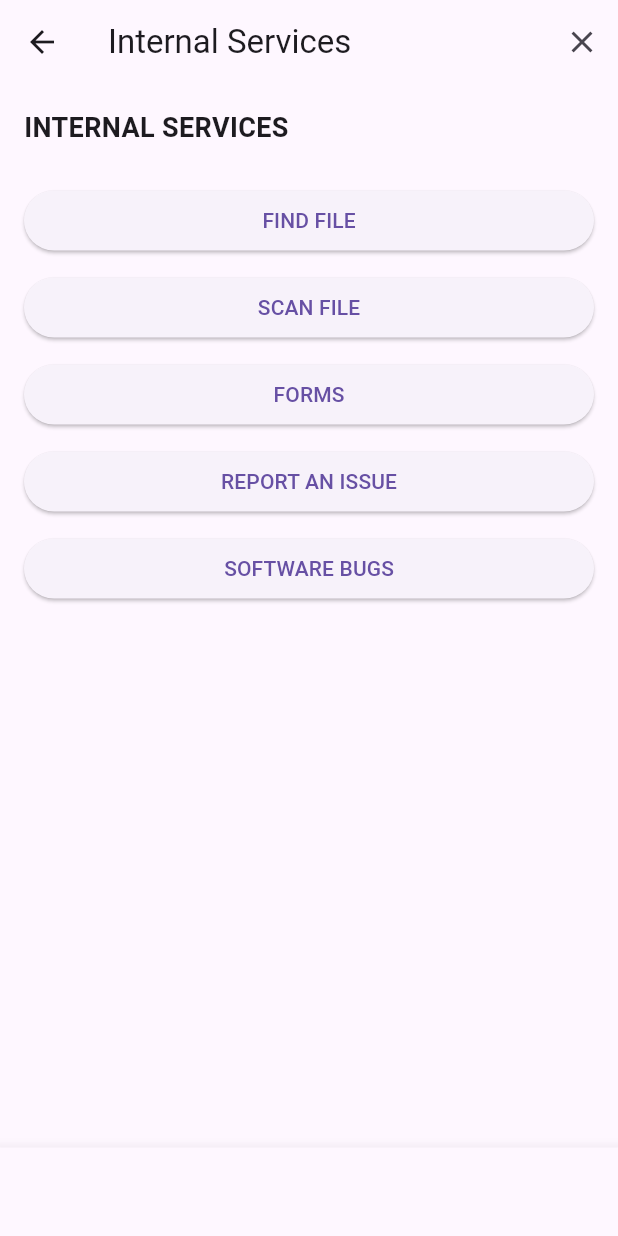
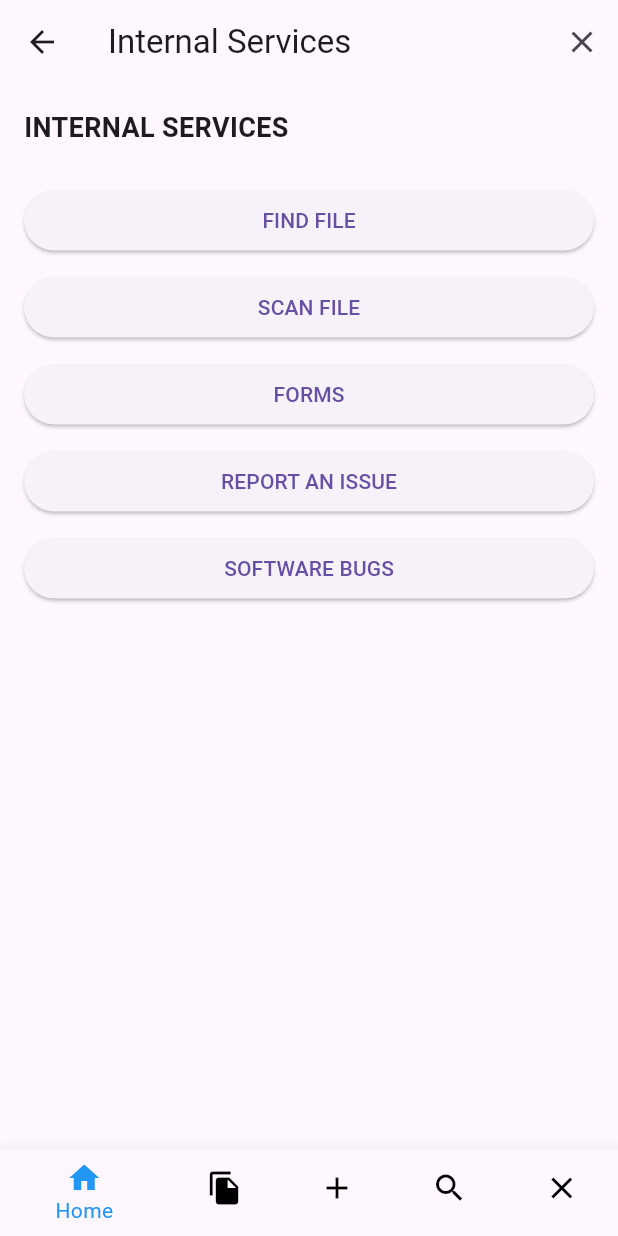
Before and after one commit to laurencepeter/localapptt-1, a Flutter app: the InternalServices screen opened directly, on a phone screen of 412 x 824 dp. Run offline on Flutter 3.47's test engine with Material 3 defaults, Android fonts, the phone set to English and light mode, and no system bars.

Commit message:
bottom  tab nav

```diff
--- a/lib/screens/internalservices.dart
+++ b/lib/screens/internalservices.dart
@@ -36,11 +36,14 @@ class InternalServices extends StatelessWidget {
         ),
       ),
       bottomNavigationBar: BottomNavigationBar(
+        unselectedItemColor: Colors.black,
+        selectedItemColor: Colors.blue,
         items: [
-          BottomNavigationBarItem(icon: Icon(Icons.home), label: ''),
-          BottomNavigationBarItem(icon: Icon(Icons.add), label: ''),
-          BottomNavigationBarItem(icon: Icon(Icons.file_copy), label: ''),
-          BottomNavigationBarItem(icon: Icon(Icons.close), label: ''),
+          BottomNavigationBarItem(icon: Icon(Icons.home), label: 'Home'),
+          BottomNavigationBarItem(icon: Icon(Icons.file_copy), label: 'Copy'),
+          BottomNavigationBarItem(icon: Icon(Icons.add), label: 'Add'),
+          BottomNavigationBarItem(icon: Icon(Icons.search), label: 'Search'),
+          BottomNavigationBarItem(icon: Icon(Icons.close), label: 'Close'),
         ],
         currentIndex: 0,
         onTap: (index) {
```
